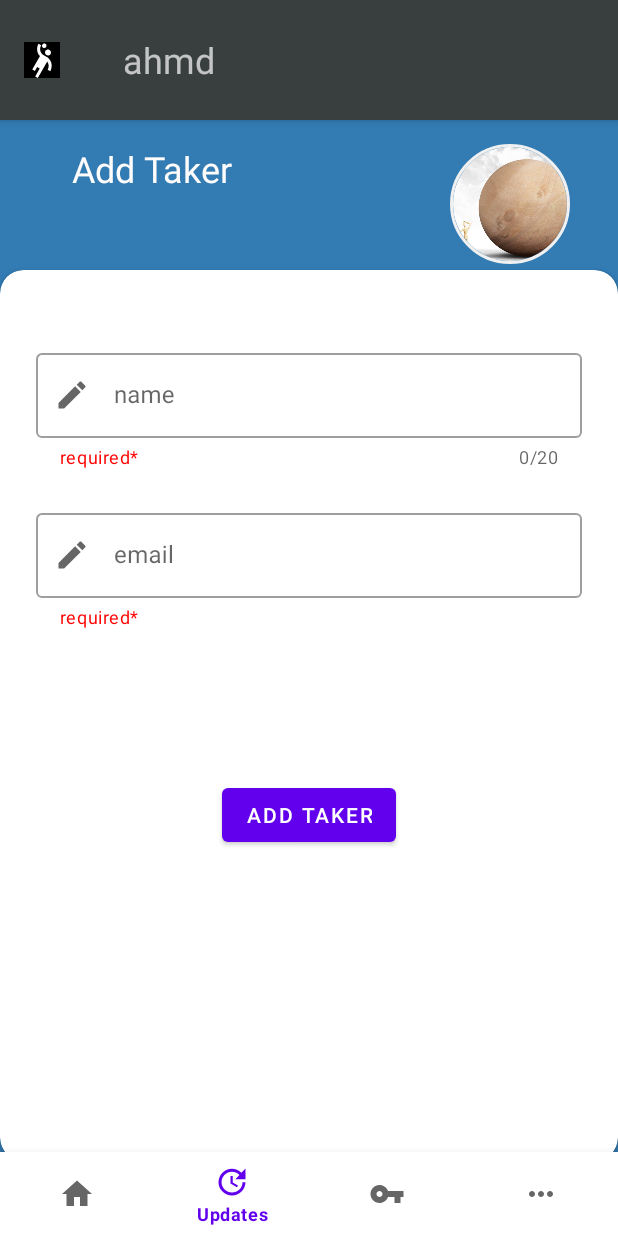
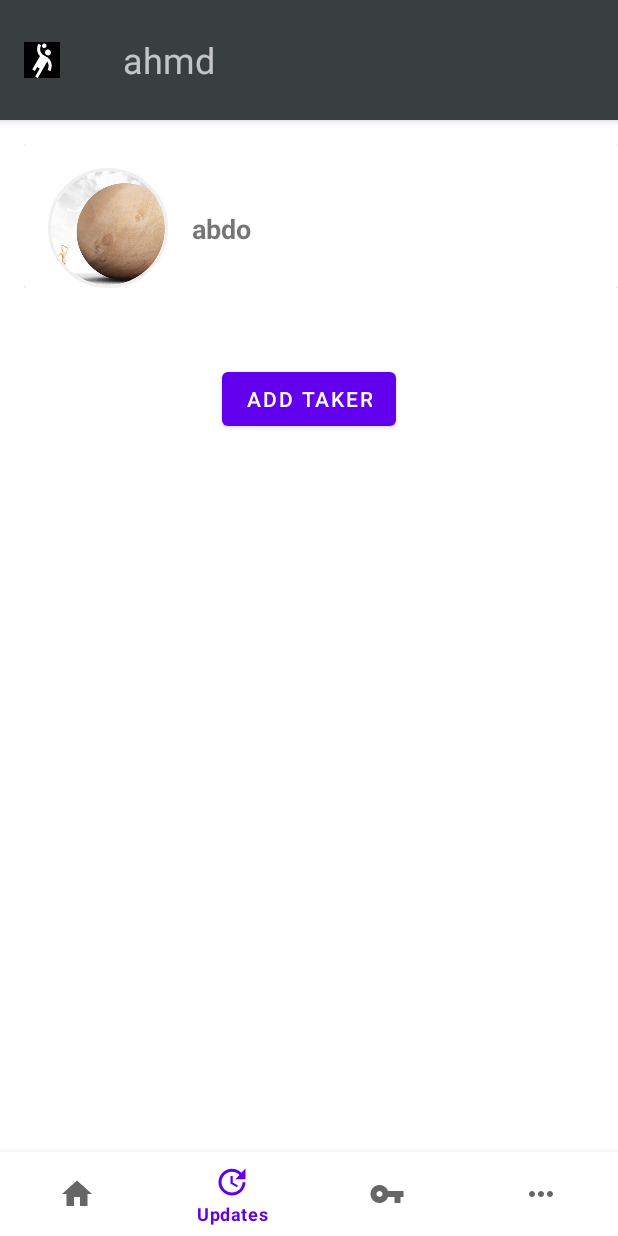
Before and after one commit to AhmedAbdallah125/Medical-Reminder, an Android app: the HomeActivity screen opened directly, with no data from a screen before it, item 2 of the bottom bar chosen, on a phone screen of 412 x 824 dp. Run offline under Robolectric (Android 15) with nearby library versions, the phone set to English and light mode, and no system bars; our stand-ins replace CircleImageView, sdp/ssp sizes.

Commit message:
ADD HEALTH TAKER LIST

```diff
--- a/app/src/main/java/com/team_three/medicalreminder/Home_Screen/HomeActivity.java
+++ b/app/src/main/java/com/team_three/medicalreminder/Home_Screen/HomeActivity.java
@@ -12,6 +12,7 @@ import com.team_three.medicalreminder.databinding.ActivityHomeBinding;
 import com.team_three.medicalreminder.databinding.FragmentHomeBinding;
 import com.team_three.medicalreminder.medicationList.view.MedicationListFragment;
 import com.team_three.medicalreminder.taker.view.AddTaker;
+import com.team_three.medicalreminder.taker.view.TakerList;
 
 import androidx.annotation.NonNull;
 import androidx.appcompat.app.AppCompatActivity;
@@ -47,7 +48,7 @@ public class HomeActivity extends AppCompatActivity {
                 selectFragment = new MedicationListFragment();
                 break;
             case R.id.nav_menu_updates:
-                selectFragment = new AddTaker();
+                selectFragment = new TakerList();
 
         }
         getSupportFragmentManager().beginTransaction().replace(
--- /dev/null
+++ b/app/src/main/java/com/team_three/medicalreminder/taker/model/Taker.java
@@ -0,0 +1,27 @@
+package com.team_three.medicalreminder.taker.model;
+
+public class Taker {
+    private int img;
+   private String name;
+
+    public Taker(int img, String name) {
+        this.img = img;
+        this.name = name;
+    }
+
+    public int getImg() {
+        return img;
+    }
+
+    public void setImg(int img) {
+        this.img = img;
+    }
+
+    public String getName() {
+        return name;
+    }
+
+    public void setName(String name) {
+        this.name = name;
+    }
+}
--- /dev/null
+++ b/app/src/main/java/com/team_three/medicalreminder/taker/view/TakerList.java
@@ -0,0 +1,60 @@
+package com.team_three.medicalreminder.taker.view;
+
+import android.os.Bundle;
+
+import androidx.annotation.NonNull;
+import androidx.annotation.Nullable;
+import androidx.fragment.app.Fragment;
+import androidx.recyclerview.widget.LinearLayoutManager;
+import androidx.recyclerview.widget.RecyclerView;
+
+import android.view.LayoutInflater;
+import android.view.View;
+import android.view.ViewGroup;
+
+import com.team_three.medicalreminder.R;
+import com.team_three.medicalreminder.databinding.FragmentTakerListBinding;
+import com.team_three.medicalreminder.medicationList.view.AcrtiveMedsFragment;
+import com.team_three.medicalreminder.taker.model.Taker;
+
+import java.util.ArrayList;
+
+
+public class TakerList extends Fragment {
+
+private FragmentTakerListBinding fragmentTakerListBinding;
+TakerListAdabter adabter;
+
+
+    @Override
+    public void onCreate(Bundle savedInstanceState) {
+        super.onCreate(savedInstanceState);
+
+    }
+
+    @Override
+    public View onCreateView(LayoutInflater inflater, ViewGroup container,
+                             Bundle savedInstanceState) {
+        // Inflate the layout for this fragment
+        fragmentTakerListBinding =FragmentTakerListBinding.inflate(inflater,container,false);
+        return fragmentTakerListBinding.getRoot();
+    }
+
+    @Override
+    public void onViewCreated(@NonNull View view, @Nullable Bundle savedInstanceState) {
+        super.onViewCreated(view, savedInstanceState);
+        ArrayList<Taker> takers = new ArrayList<>();
+        takers.add(new Taker(R.drawable.one,"abdo"));
+        LinearLayoutManager layoutManager = new LinearLayoutManager(TakerList.this.getContext());
+        layoutManager.setOrientation(RecyclerView.VERTICAL);
+        adabter =new TakerListAdabter(this.getContext(),takers);
+        fragmentTakerListBinding.takerRecyclerView.setLayoutManager(layoutManager);
+        fragmentTakerListBinding.takerRecyclerView.setAdapter(adabter);
+    }
+
+    @Override
+    public void onDestroy() {
+        super.onDestroy();
+        fragmentTakerListBinding =null;
+    }
+}
--- /dev/null
+++ b/app/src/main/java/com/team_three/medicalreminder/taker/view/TakerListAdabter.java
@@ -0,0 +1,59 @@
+package com.team_three.medicalreminder.taker.view;
+
+import android.content.Context;
+import android.util.Log;
+import android.view.LayoutInflater;
+import android.view.ViewGroup;
+
+import androidx.annotation.NonNull;
+import androidx.recyclerview.widget.RecyclerView;
+
+import com.team_three.medicalreminder.databinding.ActiveMedsRowBinding;
+import com.team_three.medicalreminder.databinding.TakerRowBinding;
+import com.team_three.medicalreminder.medicationList.model.MedicinesActive;
+import com.team_three.medicalreminder.taker.model.Taker;
+
+import java.util.List;
+
+
+public class TakerListAdabter extends RecyclerView.Adapter<TakerListAdabter.ViewHolder> {
+    final private Context _context;
+    private List<Taker> takers;
+
+    public TakerListAdabter(Context context, List<Taker> medicines) {
+        Log.i("TAG", "MedsListAdapter: abdoooo");
+        _context = context;
+        this.takers = medicines;
+    }
+
+    public class ViewHolder extends RecyclerView.ViewHolder {
+        TakerRowBinding binding;
+        public ViewHolder(TakerRowBinding sbinding) {
+            super(sbinding.getRoot());
+            binding = sbinding;
+            Log.i("TAG", "ViewHolder: abdooooooooo");
+
+        }
+    }
+
+    @NonNull
+    @Override
+    public TakerListAdabter.ViewHolder onCreateViewHolder(@NonNull ViewGroup parent, int viewType) {
+        Log.i("TAG", "onCreateViewHolder: ABDOOOOOOOO");
+        return new TakerListAdabter.ViewHolder(TakerRowBinding.inflate(LayoutInflater.from(parent.getContext()),
+                parent, false));
+
+    }
+
+    @Override
+    public void onBindViewHolder(@NonNull TakerListAdabter.ViewHolder holder, int position) {
+        Log.i("TAG", "onBindViewHolder:ABDOOOOOOOOOO ");
+        holder.binding.imageView.setImageResource(takers.get(position).getImg());
+        holder.binding.txttakerName.setText(takers.get(position).getName());
+    }
+
+    @Override
+    public int getItemCount() {
+        return takers.size();
+    }
+}
--- a/app/src/main/res/layout/fragment_add_taker.xml
+++ b/app/src/main/res/layout/fragment_add_taker.xml
@@ -72,7 +72,7 @@
             </com.google.android.material.textfield.TextInputLayout>
 
             <Button
-                android:id="@+id/btnAddTaker"
+                android:id="@+id/btnTakerAdded"
                 android:layout_width="wrap_content"
                 android:layout_height="wrap_content"
                 android:layout_marginTop="100dp"
--- /dev/null
+++ b/app/src/main/res/layout/fragment_taker_list.xml
@@ -0,0 +1,30 @@
+<?xml version="1.0" encoding="utf-8"?>
+<androidx.constraintlayout.widget.ConstraintLayout xmlns:android="http://schemas.android.com/apk/res/android"
+    xmlns:app="http://schemas.android.com/apk/res-auto"
+    xmlns:tools="http://schemas.android.com/tools"
+    android:id="@+id/takerListFragment"
+    android:layout_width="match_parent"
+    android:layout_height="match_parent"
+    tools:context=".taker.view.TakerList">
+
+    <androidx.recyclerview.widget.RecyclerView
+        android:id="@+id/takerRecyclerView"
+        android:layout_width="match_parent"
+        android:layout_height="wrap_content"
+        android:layout_marginStart="16dp"
+        android:layout_marginTop="16dp"
+        app:layout_constraintStart_toStartOf="parent"
+        app:layout_constraintTop_toTopOf="parent">
+
+    </androidx.recyclerview.widget.RecyclerView>
+
+    <Button
+        android:id="@+id/btnAddTaker"
+        android:layout_width="wrap_content"
+        android:layout_height="wrap_content"
+        android:layout_marginTop="50dp"
+        android:text="@string/btnAddTaker"
+        app:layout_constraintEnd_toEndOf="parent"
+        app:layout_constraintStart_toStartOf="parent"
+        app:layout_constraintTop_toBottomOf="@+id/takerRecyclerView" />
+</androidx.constraintlayout.widget.ConstraintLayout>
--- /dev/null
+++ b/app/src/main/res/layout/taker_row.xml
@@ -0,0 +1,37 @@
+<?xml version="1.0" encoding="utf-8"?>
+<androidx.cardview.widget.CardView xmlns:android="http://schemas.android.com/apk/res/android"
+    xmlns:app="http://schemas.android.com/apk/res-auto"
+    xmlns:tools="http://schemas.android.com/tools"
+    android:layout_width="match_parent"
+    android:layout_height="match_parent">
+
+    <androidx.constraintlayout.widget.ConstraintLayout
+        android:layout_width="match_parent"
+        android:layout_height="match_parent">
+
+        <de.hdodenhof.circleimageview.CircleImageView
+            android:id="@+id/imageView"
+            android:layout_width="80dp"
+            android:layout_height="80dp"
+            android:layout_marginStart="16dp"
+            android:layout_marginTop="16dp"
+            android:src="@drawable/one"
+            app:civ_border_color="#FFf0f0f0"
+            app:civ_border_width="2dp"
+            app:layout_constraintStart_toStartOf="parent"
+            app:layout_constraintTop_toTopOf="parent" />
+
+        <TextView
+            android:id="@+id/txttakerName"
+            android:layout_width="wrap_content"
+            android:layout_height="wrap_content"
+            android:layout_marginStart="16dp"
+            android:text="TextView"
+            android:textSize="18sp"
+            android:textStyle="bold"
+            app:layout_constraintBottom_toBottomOf="@+id/imageView"
+            app:layout_constraintStart_toEndOf="@+id/imageView"
+            app:layout_constraintTop_toTopOf="@+id/imageView" />
+    </androidx.constraintlayout.widget.ConstraintLayout>
+
+</androidx.cardview.widget.CardView>
```
